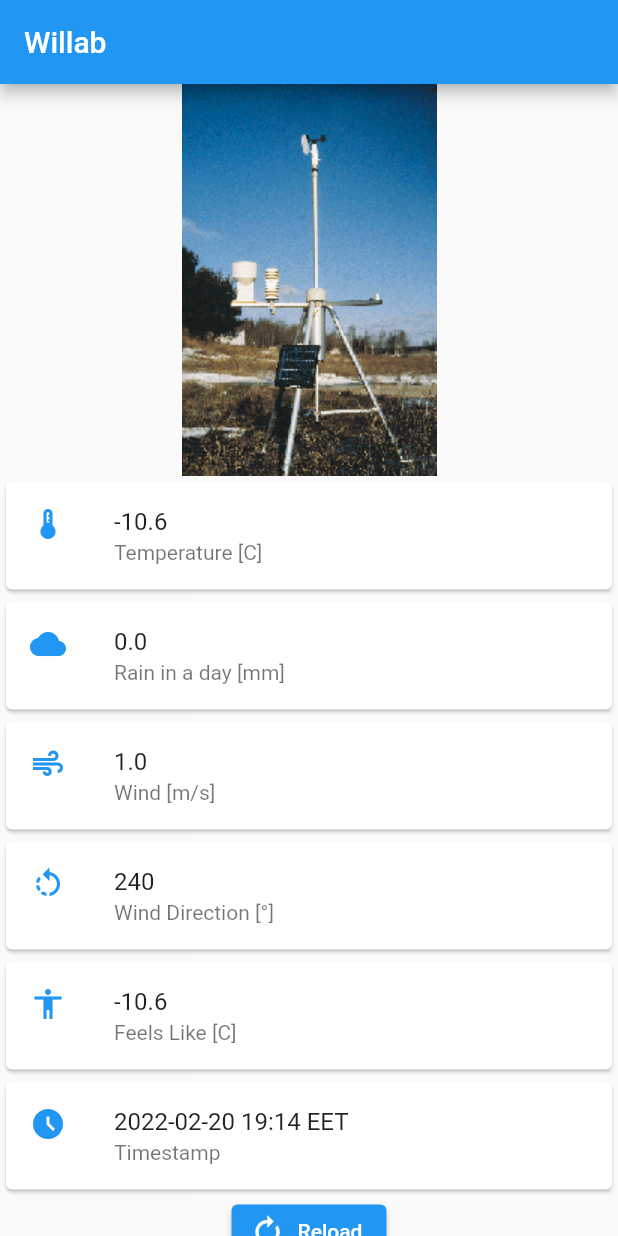
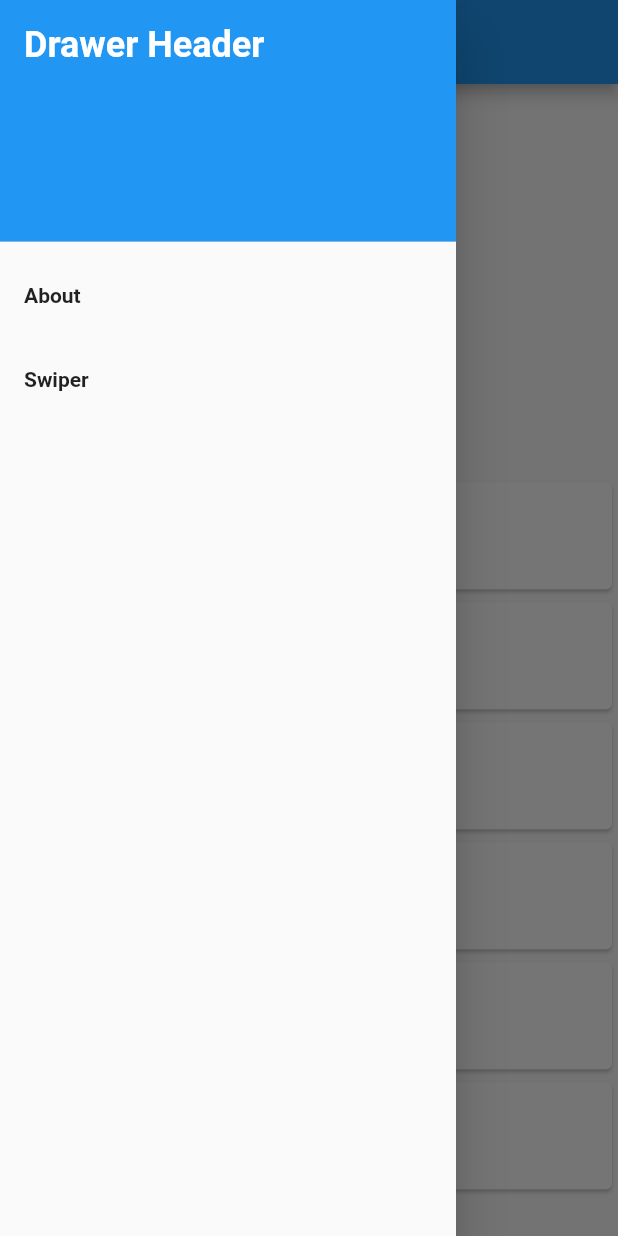
Before and after one commit to Flutterprojekti2022/Weather-app, a Flutter app: the screen it shows after launch, with the side drawer open (before the commit the screen has no drawer), on a phone screen of 412 x 824 dp. Run offline on Flutter 3.47's test engine with Material 2 defaults, Android fonts, the phone set to English and light mode, and no system bars.

Commit message:
added hamburgermenu

```diff
--- a/lib/station.dart
+++ b/lib/station.dart
@@ -42,6 +42,54 @@ class Station extends StatelessWidget {
           ],
         ),
       ),
+      drawer: Drawer(
+        child: ListView(
+          padding: EdgeInsets.zero,
+          children: [
+            const DrawerHeader(
+              decoration: BoxDecoration(
+                color: Colors.blue,
+              ),
+              child: Text(
+                'Drawer Header',
+                style: TextStyle(
+                  fontWeight: FontWeight.bold,
+                  fontSize: 24,
+                  color: Colors.white,
+                ),
+              ),
+            ),
+            ListTile(
+              title: const Text(
+                'About',
+                style: TextStyle(
+                  fontWeight: FontWeight.bold,
+                ),
+              ),
+              onTap: () {
+                Navigator.pop(context);
+                Navigator.pushNamed(
+                  context,
+                  '/about',
+                );
+              },
+            ),
+            ListTile(
+              title: const Text('Swiper',
+                  style: TextStyle(
+                    fontWeight: FontWeight.bold,
+                  )),
+              onTap: () {
+                Navigator.pop(context);
+                Navigator.pushNamed(
+                  context,
+                  '/swiper',
+                );
+              },
+            ),
+          ],
+        ),
+      ),
     );
   }
 }
```
